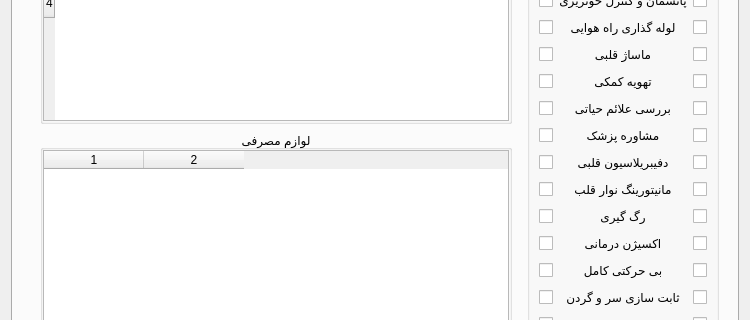
Above: src/hamyar_paygah/new_ui/widgets/mission_details_tab.ui from MohsenHNSJ/HamyarPaygahPy before the change; both pictures show x 0 to 750 and y 233 to 553 of the 750 by 650 pixel window. Below: the same form after it.
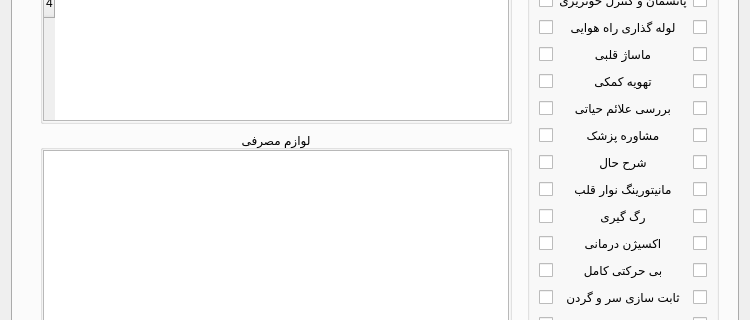
That is the form after the change. The open tabs and pages were chosen to show the change.

Commit message: Added consumables list table

Diff of the .ui file:
```diff
--- a/src/hamyar_paygah/new_ui/widgets/mission_details_tab.ui
+++ b/src/hamyar_paygah/new_ui/widgets/mission_details_tab.ui
@@ -2802,7 +2802,7 @@
                 <item row="8" column="1">
                  <widget class="QLabel" name="defibrillation_action_label">
                   <property name="text">
-                   <string>دفیبریلاسیون قلبی</string>
+                   <string>شرح حال</string>
                   </property>
                   <property name="textFormat">
                    <enum>Qt::TextFormat::PlainText</enum>
@@ -3212,13 +3212,7 @@
                  <number>0</number>
                 </property>
                 <item>
-                 <widget class="QTableWidget" name="consumables_list_table_widget">
-                  <property name="focusPolicy">
-                   <enum>Qt::FocusPolicy::NoFocus</enum>
-                  </property>
-                  <property name="layoutDirection">
-                   <enum>Qt::LayoutDirection::LeftToRight</enum>
-                  </property>
+                 <widget class="QTableView" name="consumable_list_table_view">
                   <property name="editTriggers">
                    <set>QAbstractItemView::EditTrigger::NoEditTriggers</set>
                   </property>
@@ -3234,17 +3228,12 @@
                   <property name="selectionMode">
                    <enum>QAbstractItemView::SelectionMode::NoSelection</enum>
                   </property>
-                  <property name="cornerButtonEnabled">
-                   <bool>false</bool>
+                  <property name="selectionBehavior">
+                   <enum>QAbstractItemView::SelectionBehavior::SelectRows</enum>
                   </property>
-                  <property name="columnCount">
-                   <number>2</number>
+                  <property name="sortingEnabled">
+                   <bool>true</bool>
                   </property>
-                  <property name="supportedDragActions">
-                   <set>Qt::DropAction::IgnoreAction</set>
-                  </property>
-                  <column/>
-                  <column/>
                  </widget>
                 </item>
                </layout>
```
Left out of the diff: 13 changed lines with no effect on the pictures. The commit also changes 6 other files.
